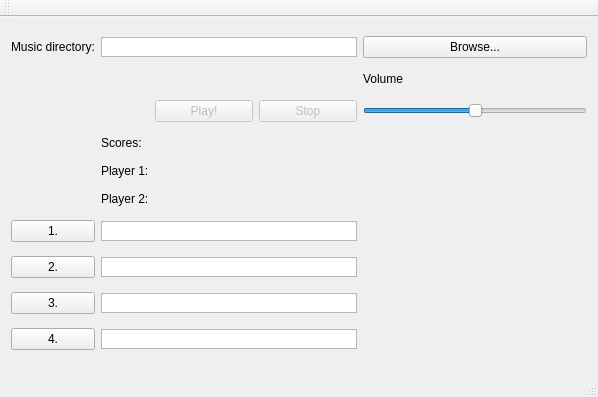
This is mainwindow.ui in fkorsa/ProjectBlindTest as Qt 5 draws it before an edit. The edited form follows.
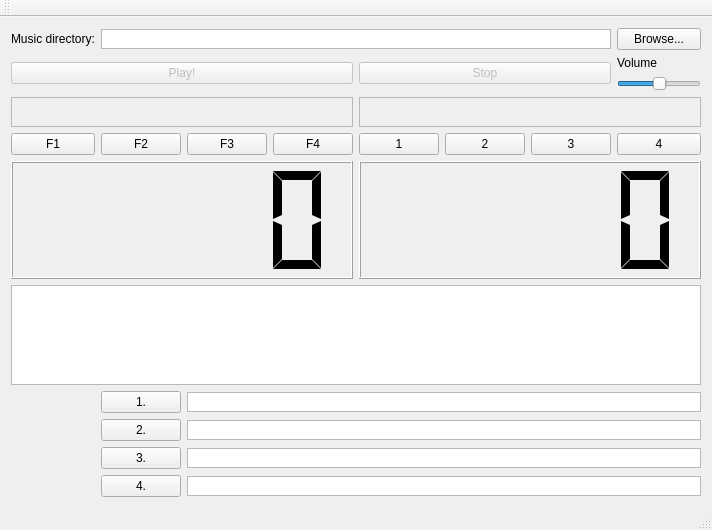
This is the edited form.

Commit message: Added timer between blind tests Displaying the keys Saving folder between uses

What changed in the file:
```diff
--- a/mainwindow.ui
+++ b/mainwindow.ui
@@ -6,8 +6,8 @@
    <rect>
     <x>0</x>
     <y>0</y>
-    <width>598</width>
-    <height>397</height>
+    <width>670</width>
+    <height>530</height>
    </rect>
   </property>
   <property name="windowTitle">
@@ -15,30 +15,7 @@
   </property>
   <widget class="QWidget" name="centralWidget">
    <layout class="QGridLayout" name="gridLayout">
-    <item row="2" column="5">
-     <widget class="QSlider" name="volumeSlider">
-      <property name="minimum">
-       <number>0</number>
-      </property>
-      <property name="maximum">
-       <number>100</number>
-      </property>
-      <property name="value">
-       <number>50</number>
-      </property>
-      <property name="orientation">
-       <enum>Qt::Horizontal</enum>
-      </property>
-     </widget>
-    </item>
-    <item row="4" column="3">
-     <widget class="QLabel" name="labelScore1">
-      <property name="text">
-       <string/>
-      </property>
-     </widget>
-    </item>
-    <item row="2" column="3">
+    <item row="1" column="0" rowspan="2" colspan="4">
      <widget class="QPushButton" name="playButton">
       <property name="enabled">
        <bool>false</bool>
@@ -48,105 +25,300 @@
       </property>
      </widget>
     </item>
-    <item row="8" column="2" colspan="3">
-     <widget class="QTextBrowser" name="answerWidget3">
+    <item row="0" column="0">
+     <widget class="QLabel" name="label">
+      <property name="sizePolicy">
+       <sizepolicy hsizetype="Minimum" vsizetype="Preferred">
+        <horstretch>0</horstretch>
+        <verstretch>0</verstretch>
+       </sizepolicy>
+      </property>
+      <property name="text">
+       <string>Music directory:</string>
+      </property>
+     </widget>
+    </item>
+    <item row="3" column="4" colspan="4">
+     <widget class="QTextBrowser" name="playerLabel2">
+      <property name="sizePolicy">
+       <sizepolicy hsizetype="Expanding" vsizetype="Maximum">
+        <horstretch>0</horstretch>
+        <verstretch>0</verstretch>
+       </sizepolicy>
+      </property>
       <property name="maximumSize">
        <size>
         <width>16777215</width>
-        <height>20</height>
+        <height>30</height>
        </size>
       </property>
-      <property name="verticalScrollBarPolicy">
-       <enum>Qt::ScrollBarAlwaysOff</enum>
+      <property name="palette">
+       <palette>
+        <active>
+         <colorrole role="Base">
+          <brush brushstyle="SolidPattern">
+           <color alpha="255">
+            <red>240</red>
+            <green>240</green>
+            <blue>240</blue>
+           </color>
+          </brush>
+         </colorrole>
+        </active>
+        <inactive>
+         <colorrole role="Base">
+          <brush brushstyle="SolidPattern">
+           <color alpha="255">
+            <red>240</red>
+            <green>240</green>
+            <blue>240</blue>
+           </color>
+          </brush>
+         </colorrole>
+        </inactive>
+        <disabled>
+         <colorrole role="Base">
+          <brush brushstyle="SolidPattern">
+           <color alpha="255">
+            <red>240</red>
+            <green>240</green>
+            <blue>240</blue>
+           </color>
+          </brush>
+         </colorrole>
+        </disabled>
+       </palette>
       </property>
+      <property name="autoFillBackground">
+       <bool>false</bool>
+      </property>
+      <property name="frameShadow">
+       <enum>QFrame::Sunken</enum>
+      </property>
      </widget>
     </item>
-    <item row="9" column="2" colspan="3">
-     <widget class="QTextBrowser" name="answerWidget4">
-      <property name="maximumSize">
+    <item row="9" column="0">
+     <spacer name="horizontalSpacer">
+      <property name="orientation">
+       <enum>Qt::Horizontal</enum>
+      </property>
+      <property name="sizeType">
+       <enum>QSizePolicy::Minimum</enum>
+      </property>
+      <property name="sizeHint" stdset="0">
        <size>
-        <width>16777215</width>
+        <width>40</width>
         <height>20</height>
        </size>
       </property>
-      <property name="verticalScrollBarPolicy">
-       <enum>Qt::ScrollBarAlwaysOff</enum>
-      </property>
-     </widget>
+     </spacer>
     </item>
-    <item row="7" column="2" colspan="3">
-     <widget class="QTextBrowser" name="answerWidget2">
+    <item row="3" column="0" colspan="4">
+     <widget class="QTextBrowser" name="playerLabel1">
+      <property name="sizePolicy">
+       <sizepolicy hsizetype="Expanding" vsizetype="Maximum">
+        <horstretch>0</horstretch>
+        <verstretch>0</verstretch>
+       </sizepolicy>
+      </property>
       <property name="maximumSize">
        <size>
         <width>16777215</width>
-        <height>20</height>
+        <height>30</height>
        </size>
       </property>
-      <property name="verticalScrollBarPolicy">
-       <enum>Qt::ScrollBarAlwaysOff</enum>
+      <property name="palette">
+       <palette>
+        <active>
+         <colorrole role="Base">
+          <brush brushstyle="SolidPattern">
+           <color alpha="255">
+            <red>240</red>
+            <green>240</green>
+            <blue>240</blue>
+           </color>
+          </brush>
+         </colorrole>
+        </active>
+        <inactive>
+         <colorrole role="Base">
+          <brush brushstyle="SolidPattern">
+           <color alpha="255">
+            <red>240</red>
+            <green>240</green>
+            <blue>240</blue>
+           </color>
+          </brush>
+         </colorrole>
+        </inactive>
+        <disabled>
+         <colorrole role="Base">
+          <brush brushstyle="SolidPattern">
+           <color alpha="255">
+            <red>240</red>
+            <green>240</green>
+            <blue>240</blue>
+           </color>
+          </brush>
+         </colorrole>
+        </disabled>
+       </palette>
       </property>
+      <property name="autoFillBackground">
+       <bool>false</bool>
+      </property>
+      <property name="frameShadow">
+       <enum>QFrame::Sunken</enum>
+      </property>
+      <property name="placeholderText">
+       <string/>
+      </property>
      </widget>
     </item>
-    <item row="5" column="2">
-     <widget class="QLabel" name="label_3">
+    <item row="4" column="7">
+     <widget class="QPushButton" name="pushButton_6">
       <property name="sizePolicy">
-       <sizepolicy hsizetype="Fixed" vsizetype="Fixed">
+       <sizepolicy hsizetype="Minimum" vsizetype="Fixed">
         <horstretch>0</horstretch>
         <verstretch>0</verstretch>
        </sizepolicy>
       </property>
       <property name="text">
-       <string>Player 2:</string>
+       <string>4</string>
       </property>
      </widget>
     </item>
-    <item row="8" column="0">
-     <widget class="QPushButton" name="pushButton_4">
+    <item row="4" column="0">
+     <widget class="QPushButton" name="pushButton">
+      <property name="sizePolicy">
+       <sizepolicy hsizetype="Minimum" vsizetype="Fixed">
+        <horstretch>0</horstretch>
+        <verstretch>0</verstretch>
+       </sizepolicy>
+      </property>
       <property name="text">
-       <string>3.</string>
+       <string>F1</string>
       </property>
      </widget>
     </item>
-    <item row="6" column="0">
+    <item row="4" column="6">
+     <widget class="QPushButton" name="pushButton_7">
+      <property name="text">
+       <string>3</string>
+      </property>
+     </widget>
+    </item>
+    <item row="4" column="5">
+     <widget class="QPushButton" name="pushButton_8">
+      <property name="text">
+       <string>2</string>
+      </property>
+     </widget>
+    </item>
+    <item row="4" column="4">
+     <widget class="QPushButton" name="pushButton_9">
+      <property name="text">
+       <string>1</string>
+      </property>
+     </widget>
+    </item>
+    <item row="4" column="3">
+     <widget class="QPushButton" name="pushButton_10">
+      <property name="text">
+       <string>F4</string>
+      </property>
+     </widget>
+    </item>
+    <item row="9" column="1">
      <widget class="QPushButton" name="pushButton_2">
       <property name="text">
        <string>1.</string>
       </property>
      </widget>
     </item>
-    <item row="7" column="0">
+    <item row="4" column="2">
+     <widget class="QPushButton" name="pushButton_11">
+      <property name="text">
+       <string>F3</string>
+      </property>
+     </widget>
+    </item>
+    <item row="10" column="1">
      <widget class="QPushButton" name="pushButton_3">
       <property name="text">
        <string>2.</string>
       </property>
      </widget>
     </item>
-    <item row="2" column="4">
-     <widget class="QPushButton" name="stopButton">
-      <property name="enabled">
-       <bool>false</bool>
+    <item row="4" column="1">
+     <widget class="QPushButton" name="pushButton_12">
+      <property name="text">
+       <string>F2</string>
       </property>
+     </widget>
+    </item>
+    <item row="11" column="1">
+     <widget class="QPushButton" name="pushButton_4">
       <property name="text">
-       <string>Stop</string>
+       <string>3.</string>
       </property>
      </widget>
     </item>
-    <item row="9" column="0">
+    <item row="5" column="0" rowspan="2" colspan="4">
+     <widget class="QLCDNumber" name="playerScore1">
+      <property name="segmentStyle">
+       <enum>QLCDNumber::Flat</enum>
+      </property>
+     </widget>
+    </item>
+    <item row="12" column="1">
      <widget class="QPushButton" name="pushButton_5">
       <property name="text">
        <string>4.</string>
       </property>
      </widget>
     </item>
-    <item row="5" column="3">
-     <widget class="QLabel" name="labelScore2">
+    <item row="5" column="4" rowspan="2" colspan="4">
+     <widget class="QLCDNumber" name="playerScore2">
+      <property name="segmentStyle">
+       <enum>QLCDNumber::Flat</enum>
+      </property>
+     </widget>
+    </item>
+    <item row="1" column="4" rowspan="2" colspan="3">
+     <widget class="QPushButton" name="stopButton">
+      <property name="enabled">
+       <bool>false</bool>
+      </property>
       <property name="text">
-       <string/>
+       <string>Stop</string>
       </property>
      </widget>
     </item>
-    <item row="4" column="2">
-     <widget class="QLabel" name="label_4">
+    <item row="2" column="7">
+     <widget class="QSlider" name="volumeSlider">
+      <property name="sizePolicy">
+       <sizepolicy hsizetype="Minimum" vsizetype="Fixed">
+        <horstretch>0</horstretch>
+        <verstretch>0</verstretch>
+       </sizepolicy>
+      </property>
+      <property name="minimum">
+       <number>0</number>
+      </property>
+      <property name="maximum">
+       <number>100</number>
+      </property>
+      <property name="value">
+       <number>50</number>
+      </property>
+      <property name="orientation">
+       <enum>Qt::Horizontal</enum>
+      </property>
+     </widget>
+    </item>
+    <item row="1" column="7">
+     <widget class="QLabel" name="label_5">
       <property name="sizePolicy">
        <sizepolicy hsizetype="Fixed" vsizetype="Fixed">
         <horstretch>0</horstretch>
@@ -154,11 +326,11 @@
        </sizepolicy>
       </property>
       <property name="text">
-       <string>Player 1:</string>
+       <string>Volume</string>
       </property>
      </widget>
     </item>
-    <item row="0" column="2" colspan="3">
+    <item row="0" column="1" colspan="6">
      <widget class="QTextBrowser" name="musicDirectoryWidget">
       <property name="sizePolicy">
        <sizepolicy hsizetype="Expanding" vsizetype="Maximum">
@@ -177,34 +349,30 @@
       </property>
      </widget>
     </item>
-    <item row="0" column="0">
-     <widget class="QLabel" name="label">
-      <property name="text">
-       <string>Music directory:</string>
-      </property>
-     </widget>
-    </item>
-    <item row="3" column="2">
-     <widget class="QLabel" name="label_2">
-      <property name="sizePolicy">
-       <sizepolicy hsizetype="Fixed" vsizetype="Fixed">
-        <horstretch>0</horstretch>
-        <verstretch>0</verstretch>
-       </sizepolicy>
-      </property>
-      <property name="text">
-       <string>Scores: </string>
-      </property>
-     </widget>
-    </item>
-    <item row="0" column="5">
+    <item row="0" column="7">
      <widget class="QPushButton" name="browseButton">
       <property name="text">
        <string>Browse...</string>
       </property>
      </widget>
     </item>
-    <item row="6" column="2" colspan="3">
+    <item row="7" column="0" colspan="8">
+     <widget class="QTextBrowser" name="announcementDisplay">
+      <property name="sizePolicy">
+       <sizepolicy hsizetype="Expanding" vsizetype="Maximum">
+        <horstretch>0</horstretch>
+        <verstretch>0</verstretch>
+       </sizepolicy>
+      </property>
+      <property name="maximumSize">
+       <size>
+        <width>16777215</width>
+        <height>100</height>
+       </size>
+      </property>
+     </widget>
+    </item>
+    <item row="9" column="2" colspan="6">
      <widget class="QTextBrowser" name="answerWidget1">
       <property name="maximumSize">
        <size>
@@ -217,16 +385,42 @@
       </property>
      </widget>
     </item>
-    <item row="1" column="5">
-     <widget class="QLabel" name="label_5">
-      <property name="sizePolicy">
-       <sizepolicy hsizetype="Fixed" vsizetype="Fixed">
-        <horstretch>0</horstretch>
-        <verstretch>0</verstretch>
-       </sizepolicy>
+    <item row="10" column="2" colspan="6">
+     <widget class="QTextBrowser" name="answerWidget2">
+      <property name="maximumSize">
+       <size>
+        <width>16777215</width>
+        <height>20</height>
+       </size>
       </property>
-      <property name="text">
-       <string>Volume</string>
+      <property name="verticalScrollBarPolicy">
+       <enum>Qt::ScrollBarAlwaysOff</enum>
+      </property>
+     </widget>
+    </item>
+    <item row="11" column="2" colspan="6">
+     <widget class="QTextBrowser" name="answerWidget3">
+      <property name="maximumSize">
+       <size>
+        <width>16777215</width>
+        <height>20</height>
+       </size>
+      </property>
+      <property name="verticalScrollBarPolicy">
+       <enum>Qt::ScrollBarAlwaysOff</enum>
+      </property>
+     </widget>
+    </item>
+    <item row="12" column="2" colspan="6">
+     <widget class="QTextBrowser" name="answerWidget4">
+      <property name="maximumSize">
+       <size>
+        <width>16777215</width>
+        <height>20</height>
+       </size>
+      </property>
+      <property name="verticalScrollBarPolicy">
+       <enum>Qt::ScrollBarAlwaysOff</enum>
       </property>
      </widget>
     </item>
```
Left out of the diff: 2 changed lines with no effect on the pictures. The commit also changes 2 other files.
